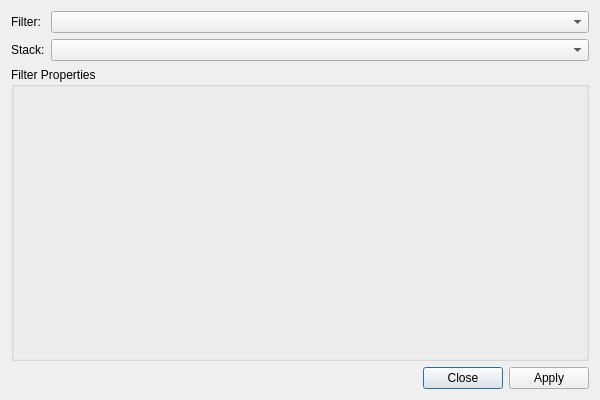
The window that mantidimaging/gui/ui/filters_window.ui (mantidproject/mantidimaging) describes before a commit, drawn with Qt 5.
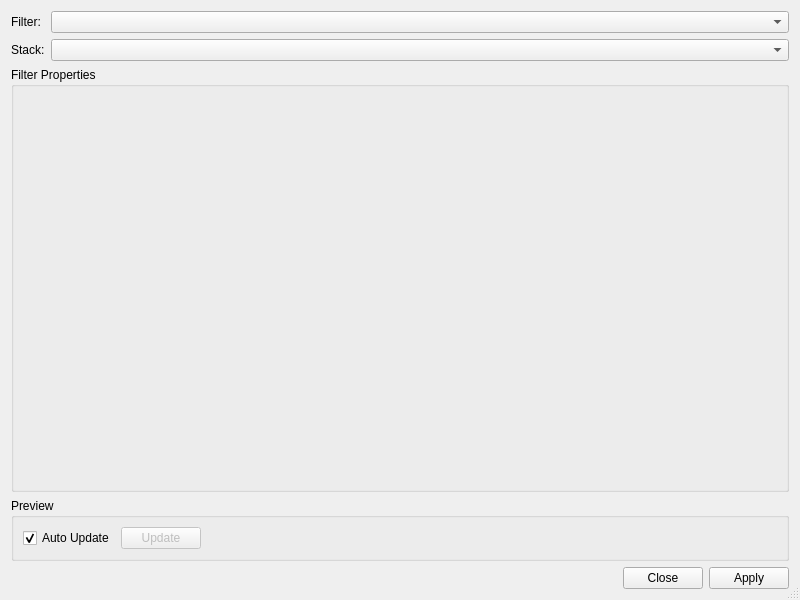
The same window after the commit.

Commit message: Add basic filter previewing

Diff of the .ui file:
```diff
--- a/mantidimaging/gui/ui/filters_window.ui
+++ b/mantidimaging/gui/ui/filters_window.ui
@@ -6,13 +6,16 @@
    <rect>
     <x>0</x>
     <y>0</y>
-    <width>600</width>
-    <height>400</height>
+    <width>800</width>
+    <height>600</height>
    </rect>
   </property>
   <property name="windowTitle">
    <string>Filters</string>
   </property>
+  <property name="sizeGripEnabled">
+   <bool>true</bool>
+  </property>
   <layout class="QHBoxLayout" name="mainLayout">
    <item>
     <layout class="QVBoxLayout" name="verticalLayout">
@@ -62,6 +65,48 @@
          </layout>
         </widget>
        </item>
+       <item row="3" column="0" colspan="2">
+        <widget class="QGroupBox" name="previewPropertiesContainer">
+         <property name="title">
+          <string>Preview</string>
+         </property>
+         <layout class="QHBoxLayout" name="horizontalLayout_2">
+          <item>
+           <widget class="QCheckBox" name="previewAutoUpdate">
+            <property name="text">
+             <string>Auto Update</string>
+            </property>
+            <property name="checked">
+             <bool>true</bool>
+            </property>
+           </widget>
+          </item>
+          <item>
+           <widget class="QPushButton" name="updatePreviewButton">
+            <property name="enabled">
+             <bool>false</bool>
+            </property>
+            <property name="text">
+             <string>Update</string>
+            </property>
+           </widget>
+          </item>
+          <item>
+           <spacer name="horizontalSpacer">
+            <property name="orientation">
+             <enum>Qt::Horizontal</enum>
+            </property>
+            <property name="sizeHint" stdset="0">
+             <size>
+              <width>40</width>
+              <height>20</height>
+             </size>
+            </property>
+           </spacer>
+          </item>
+         </layout>
+        </widget>
+       </item>
       </layout>
      </item>
      <item>
```
Left out of the diff: 16 changed lines with no effect on the pictures. The commit also changes 7 other files.
